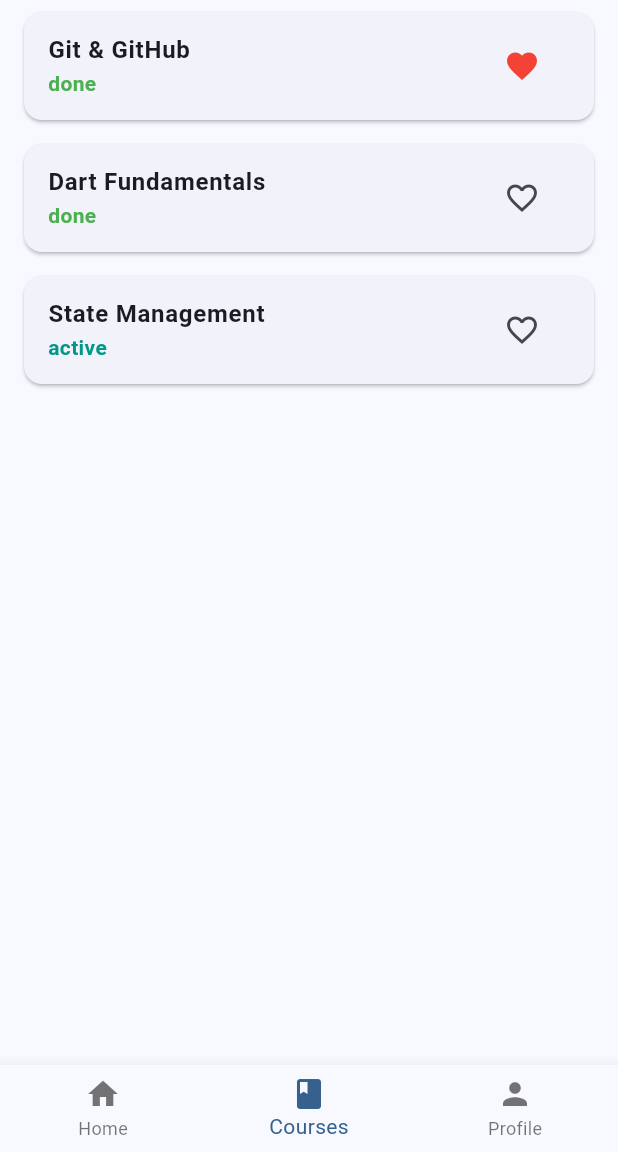
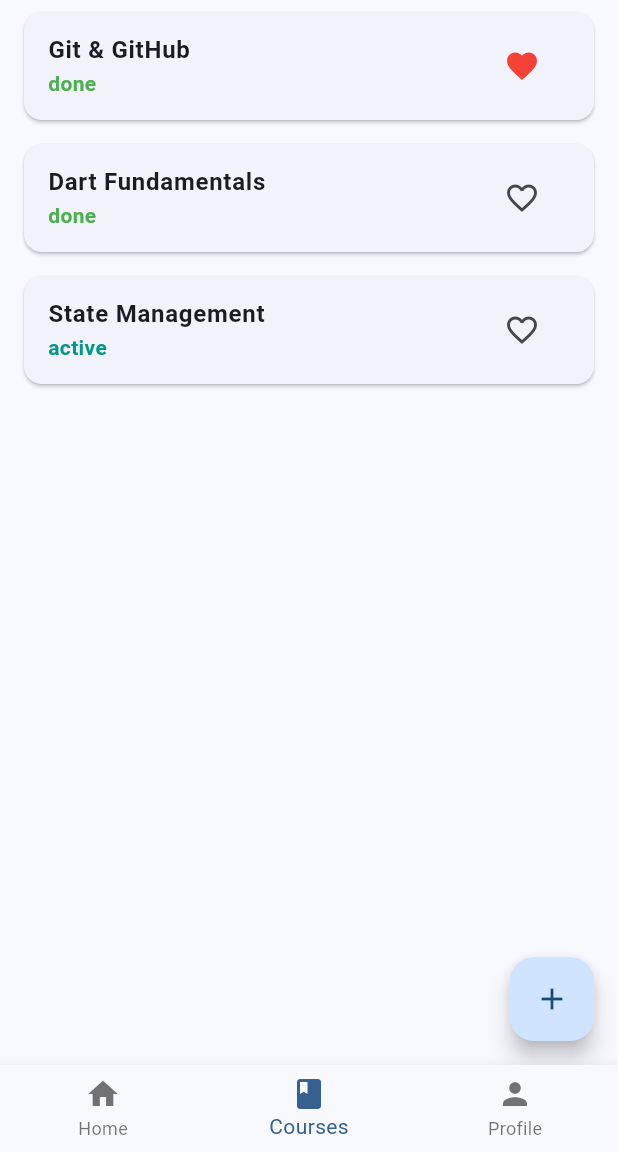
Before and after one commit to jubkalll/mobile-praktikum, a Flutter app: the screen it shows after launch, item 2 of the bottom bar chosen, after a tap on the "favorite outline" icon, on a phone screen of 412 x 824 dp, the part 84-1236 px from its top. Run offline on Flutter 3.47's test engine with Material 3 defaults, Android fonts, the phone set to English and light mode, and no system bars.

Commit message:
Fitur tambah mata kuliah terintegrasi dengan Provider

```diff
--- a/lib/main.dart
+++ b/lib/main.dart
@@ -1,5 +1,7 @@
 import 'package:flutter/material.dart';
 import 'package:provider/provider.dart';
+import 'services/course_service.dart';
+import 'repositories/course_repository.dart';
 import 'providers/course_provider.dart';
 import 'views/home_page.dart';
 import 'views/course_list_page.dart';
@@ -9,9 +11,12 @@ const String studentName = 'Juberta Kalvarisman Waruwu';
 const String studentId = '2415051051';
 
 void main() {
+  final courseService = CourseService();
+  final courseRepository = CourseRepository(courseService);
+
   runApp(
     ChangeNotifierProvider(
-      create: (context) => CourseProvider(),
+      create: (context) => CourseProvider(courseRepository),
       child: const CourseExplorerApp(),
     ),
   );
@@ -44,26 +49,20 @@ class MainPage extends StatefulWidget {
 class _MainPageState extends State<MainPage> {
   int _selectedIndex = 0;
 
-  @override
-  Widget build(BuildContext context) {
-    final courseProvider = Provider.of<CourseProvider>(context);
-
   final List<Widget> pages = [
-      HomePage(
+    const HomePage(
       studentName: studentName,
       studentId: studentId,
-        totalCourses: courseProvider.courses.length,
     ),
-      CourseListPage(
-        courses: courseProvider.courses,
-        onToggleFavorite: courseProvider.toggleFavorite,
-      ),
-      ProfilePage(
+    const CourseListPage(),
+    const ProfilePage(
       studentName: studentName,
       studentId: studentId,
     ),
   ];
 
+  @override
+  Widget build(BuildContext context) {
     return Scaffold(
       appBar: AppBar(
         title: Row(
@@ -82,9 +81,13 @@ class _MainPageState extends State<MainPage> {
                 ),
               ],
             ),
-            Chip(
+            Consumer<CourseProvider>(
+              builder: (context, provider, child) {
+                return Chip(
                   avatar: const Icon(Icons.favorite, color: Colors.red, size: 16),
-              label: Text('${courseProvider.favoriteCount}'),
+                  label: Text('${provider.favoriteCount}'),
+                );
+              },
             ),
           ],
         ),
--- a/lib/providers/course_provider.dart
+++ b/lib/providers/course_provider.dart
@@ -1,34 +1,31 @@
 import 'package:flutter/material.dart';
 import '../models/course.dart';
+import '../repositories/course_repository.dart';
 
 class CourseProvider extends ChangeNotifier {
-  final List<Course> _courses = [
-    Course(
-      code: 'CS101',
-      title: 'Git & GitHub',
-      credits: 3,
-      status: 'done',
-      isFavorite: false,
-    ),
-    Course(
-      code: 'CS102',
-      title: 'Dart Fundamentals',
-      credits: 3,
-      status: 'done',
-      isFavorite: false,
-    ),
-    Course(
-      code: 'CS103',
-      title: 'State Management',
-      credits: 4,
-      status: 'active',
-      isFavorite: false,
-    ),
-  ];
+  final CourseRepository _repository;
+
+  List<Course> _courses = [];
+  bool _isLoading = false;
+
+  CourseProvider(this._repository) {
+    loadCourses();
+  }
 
   List<Course> get courses => _courses;
+  bool get isLoading => _isLoading;
 
   int get favoriteCount => _courses.where((c) => c.isFavorite).length;
+
+  Future<void> loadCourses() async {
+    _isLoading = true;
+    notifyListeners();
+
+    _courses = await _repository.getCourses();
+
+    _isLoading = false;
+    notifyListeners();
+  }
 
   void toggleFavorite(String code) {
     final index = _courses.indexWhere((element) => element.code == code);
--- /dev/null
+++ b/lib/repositories/course_repository.dart
@@ -0,0 +1,12 @@
+import '../models/course.dart';
+import '../services/course_service.dart';
+
+class CourseRepository {
+  final CourseService _service;
+
+  CourseRepository(this._service);
+
+  Future<List<Course>> getCourses() async {
+    return await _service.fetchCourses();
+  }
+}
--- /dev/null
+++ b/lib/services/course_service.dart
@@ -0,0 +1,30 @@
+import '../models/course.dart';
+
+class CourseService {
+  Future<List<Course>> fetchCourses() async {
+    await Future.delayed(const Duration(milliseconds: 500));
+    return [
+      Course(
+        code: 'CS101',
+        title: 'Git & GitHub',
+        credits: 3,
+        status: 'done',
+        isFavorite: false,
+      ),
+      Course(
+        code: 'CS102',
+        title: 'Dart Fundamentals',
+        credits: 3,
+        status: 'done',
+        isFavorite: false,
+      ),
+      Course(
+        code: 'CS103',
+        title: 'State Management',
+        credits: 4,
+        status: 'active',
+        isFavorite: false,
+      ),
+    ];
+  }
+}
--- a/lib/views/add_course_page.dart
+++ b/lib/views/add_course_page.dart
@@ -1,13 +1,10 @@
 import 'package:flutter/material.dart';
+import 'package:provider/provider.dart';
 import '../models/course.dart';
+import '../providers/course_provider.dart';
 
 class AddCoursePage extends StatefulWidget {
-  final Function(Course) onAddCourse;
-
-  const AddCoursePage({
-    super.key,
-    required this.onAddCourse,
-  });
+  const AddCoursePage({super.key});
 
   @override
   State<AddCoursePage> createState() => _AddCoursePageState();
@@ -30,7 +27,7 @@ class _AddCoursePageState extends State<AddCoursePage> {
   Widget build(BuildContext context) {
     return Scaffold(
       appBar: AppBar(
-        title: const Text('Add Course'),
+        title: const Text('Tambah Mata Kuliah'),
       ),
       body: Padding(
         padding: const EdgeInsets.all(16.0),
@@ -38,15 +35,15 @@ class _AddCoursePageState extends State<AddCoursePage> {
           children: [
             TextField(
               controller: _codeController,
-              decoration: const InputDecoration(labelText: 'Course Code'),
+              decoration: const InputDecoration(labelText: 'Kode Mata Kuliah'),
             ),
             TextField(
               controller: _titleController,
-              decoration: const InputDecoration(labelText: 'Title'),
+              decoration: const InputDecoration(labelText: 'Nama Mata Kuliah'),
             ),
             TextField(
               controller: _creditsController,
-              decoration: const InputDecoration(labelText: 'Credits'),
+              decoration: const InputDecoration(labelText: 'SKS'),
               keyboardType: TextInputType.number,
             ),
             const SizedBox(height: 20),
@@ -60,11 +57,12 @@ class _AddCoursePageState extends State<AddCoursePage> {
                     credits: int.tryParse(_creditsController.text) ?? 3,
                     status: 'active',
                   );
-                  widget.onAddCourse(newCourse);
+
+                  context.read<CourseProvider>().addCourse(newCourse);
                   Navigator.pop(context);
                 }
               },
-              child: const Text('Save'),
+              child: const Text('Simpan'),
             ),
           ],
         ),
--- a/lib/views/course_list_page.dart
+++ b/lib/views/course_list_page.dart
@@ -1,29 +1,42 @@
 import 'package:flutter/material.dart';
-import '../models/course.dart';
+import 'package:provider/provider.dart';
+import '../providers/course_provider.dart';
 import '../widgets/course_card.dart';
+import 'add_course_page.dart';
 
 class CourseListPage extends StatelessWidget {
-  final List<Course> courses;
-  final Function(String) onToggleFavorite;
-
-  const CourseListPage({
-    super.key,
-    required this.courses,
-    required this.onToggleFavorite,
-  });
+  const CourseListPage({super.key});
 
   @override
   Widget build(BuildContext context) {
+    final provider = context.watch<CourseProvider>();
+
+    if (provider.isLoading) {
+      return const Scaffold(
+        body: Center(child: CircularProgressIndicator()),
+      );
+    }
+
     return Scaffold(
       body: ListView.builder(
-        itemCount: courses.length,
+        itemCount: provider.courses.length,
         itemBuilder: (context, index) {
-          final course = courses[index];
+          final course = provider.courses[index];
           return CourseCard(
             course: course,
-            onToggleFavorite: () => onToggleFavorite(course.code),
           );
         },
+      ),
+      floatingActionButton: FloatingActionButton(
+        onPressed: () {
+          Navigator.push(
+            context,
+            MaterialPageRoute(
+              builder: (context) => const AddCoursePage(),
+            ),
+          );
+        },
+        child: const Icon(Icons.add),
       ),
     );
   }
--- a/lib/views/home_page.dart
+++ b/lib/views/home_page.dart
@@ -1,15 +1,15 @@
 import 'package:flutter/material.dart';
+import 'package:provider/provider.dart';
+import '../providers/course_provider.dart';
 
 class HomePage extends StatelessWidget {
   final String studentName;
   final String studentId;
-  final int totalCourses;
 
   const HomePage({
     super.key,
     required this.studentName,
     required this.studentId,
-    required this.totalCourses,
   });
 
   @override
@@ -32,12 +32,16 @@ class HomePage extends StatelessWidget {
                 child: Column(
                   children: [
                     const Text('Courses'),
-                    Text(
-                      '$totalCourses',
-                      style: const TextStyle(
-                        fontSize: 24,
-                        fontWeight: FontWeight.bold,
-                      ),
+                    Consumer<CourseProvider>(
+                      builder: (context, provider, child) {
+                        return Text(
+                          '${provider.courses.length}',
+                          style: const TextStyle(
+                            fontSize: 24,
+                            fontWeight: FontWeight.bold,
+                          ),
+                        );
+                      },
                     ),
                   ],
                 ),
--- a/lib/widgets/course_card.dart
+++ b/lib/widgets/course_card.dart
@@ -1,14 +1,14 @@
 import 'package:flutter/material.dart';
+import 'package:provider/provider.dart';
 import '../models/course.dart';
+import '../providers/course_provider.dart';
 
 class CourseCard extends StatelessWidget {
   final Course course;
-  final VoidCallback onToggleFavorite;
 
   const CourseCard({
     super.key,
     required this.course,
-    required this.onToggleFavorite,
   });
 
   @override
@@ -32,7 +32,9 @@ class CourseCard extends StatelessWidget {
             course.isFavorite ? Icons.favorite : Icons.favorite_border,
             color: course.isFavorite ? Colors.red : null,
           ),
-          onPressed: onToggleFavorite,
+          onPressed: () {
+            context.read<CourseProvider>().toggleFavorite(course.code);
+          },
         ),
       ),
     );
```
Lines whose indentation alone changed are shown as unchanged.
